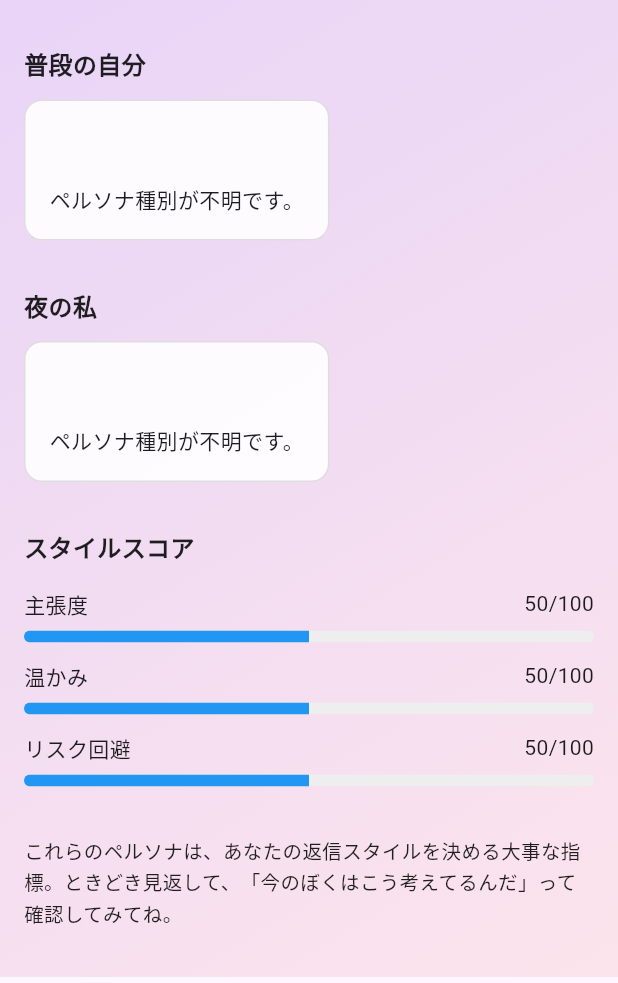
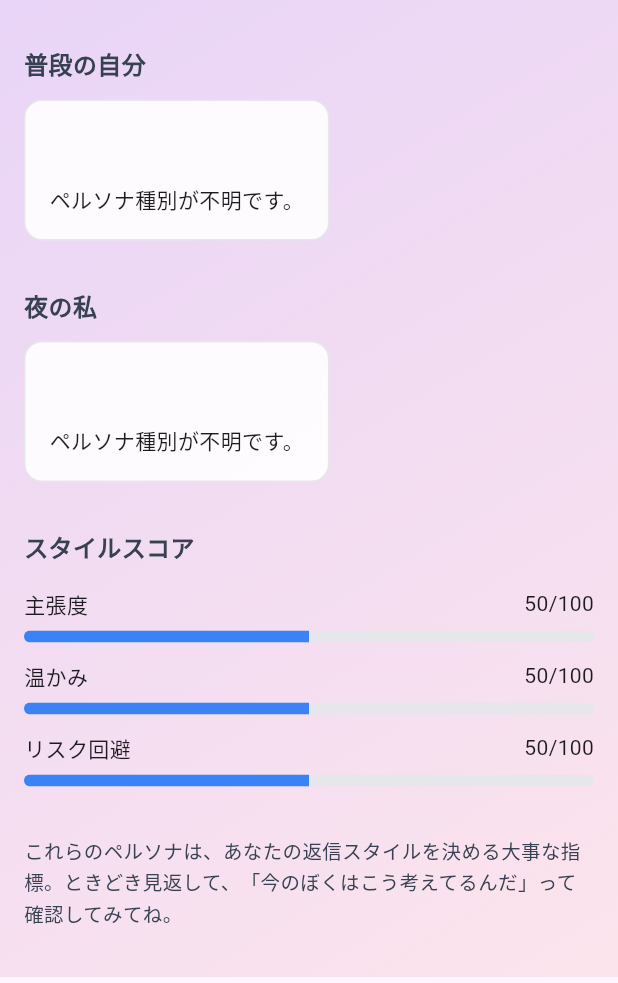
Before and after one commit to undefined-0825/permy, a Flutter app: the PersonaDiagnosisResultScreen screen opened directly with empty values, on a phone screen of 412 x 824 dp, the part 61-1044 px from its top. Run offline on Flutter 3.47's test engine with Material 3 defaults, Android fonts, the phone set to English and light mode, and no system bars; our stand-ins replace flutter_secure_storage, shared_preferences; missing offline and left inert: receive_sharing_intent; accounts and stored records are empty; network calls fail; statements that could not run were skipped.

Commit message:
feat: Flutter Colors定数を16進数カラーコードに統一
- design_rule.md のカラーパレット定義に完全準拠
- Flutter Colors.* 定数を全て16進数 Color(0xFFxxxxxx) に置換
- Theme.of(context) 動的参照を固定カラーコードに変更
- エラー表示、ボタン、テキスト、背景など全要素で色統一

変更内容：
- Colors.black87 → #374151 (本文)
- Colors.black → #1A1C1E (タイトル)
- Colors.black54 → #6B7280 (メタ)
- Colors.white → #FFFFFF
- Colors.red → #EF4444 (エラー)
- Colors.blue → #3B82F6 (リンク)
- Colors.pink.shade* → #FCE7F3/#FBCFE8 (プレースホルダー)
- Colors.pinkAccent → #F06292 (アイコン)
- Colors.grey.shade* → #E5E7EB/#6B7280
- Colors.orange/green → #F97316/#10B981 (スコアバー)

対象ファイル：
- generate_screen.dart (8箇所)
- about_privacy_screen.dart (3箇所)
- diagnosis_screen.dart (5箇所)
- persona_diagnosis_result_screen.dart (7箇所)
- settings_screen.dart (9箇所)
- onboarding_screen.dart (6箇所)
- migration_screen.dart (7箇所)

合計45箇所の色指定を統一、コンパイルエラー0件

```diff
--- a/frontend/lib/src/presentation/persona_diagnosis_result_screen.dart
+++ b/frontend/lib/src/presentation/persona_diagnosis_result_screen.dart
@@ -61,7 +61,7 @@ class PersonaDiagnosisResultScreen extends StatelessWidget {
                   style: TextStyle(
                     fontSize: 16,
                     fontWeight: FontWeight.bold,
-                    color: Colors.black87,
+                    color: Color(0xFF374151),
                   ),
                 ),
                 const SizedBox(height: 12),
@@ -75,7 +75,7 @@ class PersonaDiagnosisResultScreen extends StatelessWidget {
                   style: TextStyle(
                     fontSize: 16,
                     fontWeight: FontWeight.bold,
-                    color: Colors.black87,
+                    color: Color(0xFF374151),
                   ),
                 ),
                 const SizedBox(height: 12),
@@ -89,7 +89,7 @@ class PersonaDiagnosisResultScreen extends StatelessWidget {
                   style: TextStyle(
                     fontSize: 16,
                     fontWeight: FontWeight.bold,
-                    color: Colors.black87,
+                    color: Color(0xFF374151),
                   ),
                 ),
                 const SizedBox(height: 16),
@@ -105,7 +105,7 @@ class PersonaDiagnosisResultScreen extends StatelessWidget {
                   style: TextStyle(
                     fontSize: 13,
                     height: 1.6,
-                    color: Colors.black87,
+                    color: Color(0xFF374151),
                     fontWeight: FontWeight.w500,
                   ),
                 ),
@@ -183,8 +183,8 @@ class _PersonaTypeCard extends StatelessWidget {
   Widget build(BuildContext context) {
     return Container(
       decoration: BoxDecoration(
-        color: Colors.white.withOpacity(0.9),
-        border: Border.all(color: Colors.black12),
+        color: const Color(0xFFFFFFFF).withOpacity(0.9),
+        border: Border.all(color: const Color(0xFFE5E7EB)),
         borderRadius: BorderRadius.circular(12),
       ),
       padding: const EdgeInsets.all(16),
@@ -196,7 +196,7 @@ class _PersonaTypeCard extends StatelessWidget {
             style: const TextStyle(
               fontSize: 18,
               fontWeight: FontWeight.bold,
-              color: Colors.blue,
+              color: Color(0xFF3B82F6),
             ),
           ),
           const SizedBox(height: 12),
@@ -228,7 +228,7 @@ class _StyleScoreRow extends StatelessWidget {
           child: LinearProgressIndicator(
             value: score / 100,
             minHeight: 8,
-            backgroundColor: Colors.grey.shade200,
+            backgroundColor: const Color(0xFFE5E7EB),
             valueColor: AlwaysStoppedAnimation<Color>(_getScoreColor(score)),
           ),
         ),
@@ -238,11 +238,11 @@ class _StyleScoreRow extends StatelessWidget {
 
   Color _getScoreColor(int score) {
     if (score < 30) {
-      return Colors.orange;
+      return const Color(0xFFF97316);
     } else if (score < 70) {
-      return Colors.blue;
+      return const Color(0xFF3B82F6);
     } else {
-      return Colors.green;
+      return const Color(0xFF10B981);
     }
   }
 }
```
Also changed, not shown: frontend/lib/src/presentation/about_privacy_screen.dart (+4 -4 lines), frontend/lib/src/presentation/diagnosis_screen.dart (+6 -6 lines), frontend/lib/src/presentation/generate_screen.dart (+8 -10 lines), frontend/lib/src/presentation/migration_screen.dart (+8 -8 lines), frontend/lib/src/presentation/onboarding_screen.dart (+7 -7 lines), frontend/lib/src/presentation/settings_screen.dart (+12 -12 lines).
